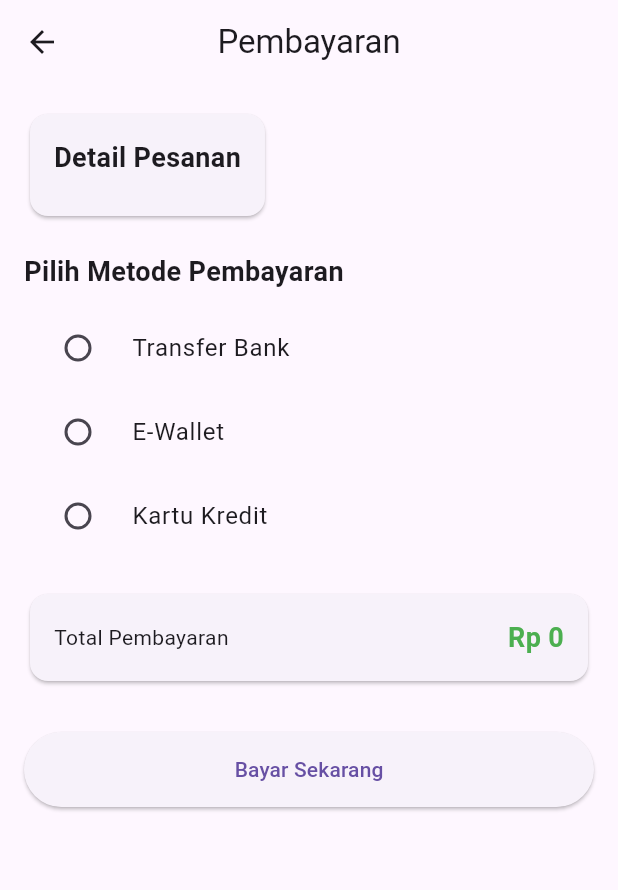
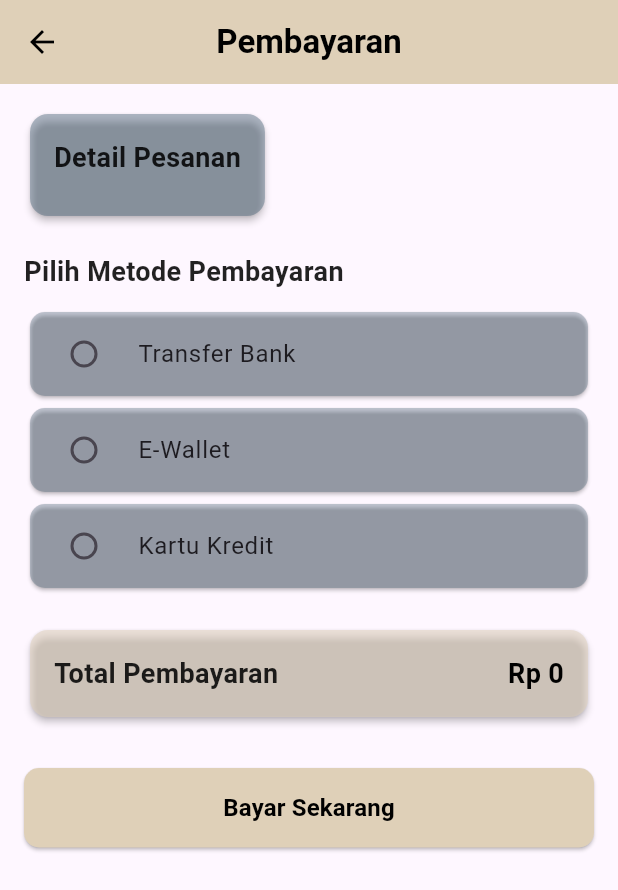
Before and after one commit to admiral-iman/kisah_nusantara_app, a Flutter app: the PaymentView screen opened directly, on a phone screen of 412 x 824 dp. Shown: the top 890 px of the screen. Run offline on Flutter 3.47's test engine with Material 3 defaults, Android fonts, the phone set to English and light mode, and no system bars; our stand-ins replace cloud_firestore, firebase_auth, firebase_core, get, shared_preferences, webview_flutter and 1 more; accounts and stored records are empty.

Commit message:
Update UI

```diff
--- a/lib/app/modules/mycourse/controllers/mycourse_controller.dart
+++ b/lib/app/modules/mycourse/controllers/mycourse_controller.dart
@@ -31,10 +31,7 @@ class MyCourseController extends GetxController {
   }
 
   void editCourse(String courseId) {
-    // Menghapus kelas lama dari keranjang
     toggleCourse(courseId);
-
-    // Mengarahkan pengguna kembali ke halaman pemilihan kelas
     Get.toNamed('/mycourse');
   }
 
--- a/lib/app/modules/mycourse/views/mycourse.dart
+++ b/lib/app/modules/mycourse/views/mycourse.dart
@@ -10,10 +10,12 @@ class MyCoursePage extends StatelessWidget {
   Widget build(BuildContext context) {
     return Scaffold(
       appBar: AppBar(
-        title: const Text('Pilih Kelas Anda'),
+        backgroundColor: const Color(0xFFDFD0B8),
+        title: const Text('Pilih Kelas Anda',
+            style: TextStyle(color: Colors.black)),
         actions: [
           IconButton(
-            icon: const Icon(Icons.shopping_cart),
+            icon: const Icon(Icons.shopping_cart, color: Colors.black),
             onPressed: () {
               Get.to(() => CartPage());
             },
@@ -32,6 +34,7 @@ class MyCoursePage extends StatelessWidget {
                 itemBuilder: (context, index) {
                   final course = controller.courses[index];
                   return Card(
+                    color: const Color(0xFFDFD0B8).withOpacity(0.3),
                     child: ListTile(
                       title: Text(course['name']),
                       subtitle: Text(course['description']),
@@ -55,8 +58,11 @@ class MyCoursePage extends StatelessWidget {
               padding: const EdgeInsets.all(16.0),
               child: Text(
                 'Total kelas dipilih: ${controller.selectedCount}',
-                style:
-                    const TextStyle(fontSize: 18, fontWeight: FontWeight.bold),
+                style: const TextStyle(
+                  fontSize: 18,
+                  fontWeight: FontWeight.bold,
+                  color: Colors.black,
+                ),
               ),
             );
           }),
@@ -73,7 +79,9 @@ class CartPage extends StatelessWidget {
   Widget build(BuildContext context) {
     return Scaffold(
       appBar: AppBar(
-        title: const Text('Keranjang Kelas'),
+        backgroundColor: const Color(0xFFDFD0B8),
+        title: const Text('Keranjang Kelas',
+            style: TextStyle(color: Colors.black)),
       ),
       body: Obx(() {
         if (controller.selectedCourses.isEmpty) {
@@ -86,6 +94,7 @@ class CartPage extends StatelessWidget {
             final course = controller.courses
                 .firstWhere((c) => c['id'] == courseId, orElse: () => {});
             return Card(
+              color: const Color(0xFFDFD0B8).withOpacity(0.3),
               child: ListTile(
                 title: Text(course['name'] ?? 'Nama tidak tersedia'),
                 subtitle:
@@ -94,13 +103,13 @@ class CartPage extends StatelessWidget {
                   mainAxisSize: MainAxisSize.min,
                   children: [
                     IconButton(
-                      icon: const Icon(Icons.edit),
+                      icon: const Icon(Icons.edit, color: Colors.black),
                       onPressed: () {
                         controller.editCourse(courseId);
                       },
                     ),
                     IconButton(
-                      icon: const Icon(Icons.remove_circle),
+                      icon: const Icon(Icons.remove_circle, color: Colors.red),
                       onPressed: () {
                         controller.toggleCourse(courseId);
                       },
@@ -115,6 +124,10 @@ class CartPage extends StatelessWidget {
       bottomNavigationBar: Padding(
         padding: const EdgeInsets.all(16.0),
         child: ElevatedButton(
+          style: ElevatedButton.styleFrom(
+            backgroundColor: const Color(0xFFDFD0B8),
+            foregroundColor: Colors.black,
+          ),
           onPressed: () {
             Get.to(() => PaymentView());
           },
@@ -130,7 +143,8 @@ class PaymentPage extends StatelessWidget {
   Widget build(BuildContext context) {
     return Scaffold(
       appBar: AppBar(
-        title: const Text('Pembayaran'),
+        backgroundColor: const Color(0xFFDFD0B8),
+        title: const Text('Pembayaran', style: TextStyle(color: Colors.black)),
       ),
       body: const Center(
         child: Text('Fitur pembayaran akan dikembangkan lebih lanjut.'),
--- a/lib/app/modules/mycourse/views/payment.dart
+++ b/lib/app/modules/mycourse/views/payment.dart
@@ -11,20 +11,28 @@ class PaymentView extends StatelessWidget {
   Widget build(BuildContext context) {
     return Scaffold(
       appBar: AppBar(
-        title: Text('Pembayaran'),
+        backgroundColor: const Color(0xFFDFD0B8),
+        title: const Text(
+          'Pembayaran',
+          style: TextStyle(
+            color: Colors.black,
+            fontWeight: FontWeight.bold,
+          ),
+        ),
         centerTitle: true,
+        iconTheme: const IconThemeData(color: Colors.black),
       ),
-      body: Padding(
-        padding: EdgeInsets.all(16.0),
+      body: SingleChildScrollView(
+        padding: const EdgeInsets.all(16.0),
         child: Column(
           crossAxisAlignment: CrossAxisAlignment.start,
           children: [
             _buildOrderDetails(),
-            SizedBox(height: 20),
+            const SizedBox(height: 20),
             _buildPaymentMethods(),
-            SizedBox(height: 20),
+            const SizedBox(height: 20),
             _buildTotalPayment(),
-            SizedBox(height: 30),
+            const SizedBox(height: 30),
             _buildPaymentButton()
           ],
         ),
@@ -34,40 +42,47 @@ class PaymentView extends StatelessWidget {
 
   Widget _buildOrderDetails() {
     return Card(
+      color: const Color(0xFF3C5B6F).withOpacity(0.4),
+      elevation: 2,
+      shape: RoundedRectangleBorder(
+        borderRadius: BorderRadius.circular(12),
+      ),
       child: Padding(
-        padding: EdgeInsets.all(16.0),
+        padding: const EdgeInsets.all(16.0),
         child: Column(
           crossAxisAlignment: CrossAxisAlignment.start,
           children: [
-            Text(
+            const Text(
               'Detail Pesanan',
               style: TextStyle(
                 fontSize: 18,
                 fontWeight: FontWeight.bold,
+                color: Colors.black87,
               ),
             ),
-            SizedBox(height: 10),
+            const SizedBox(height: 10),
             Obx(() {
               return Column(
                 children: courseController.selectedCourses.map((courseId) {
                   final course = courseController.courses
                       .firstWhere((c) => c['id'] == courseId, orElse: () => {});
                   return Padding(
-                    padding: EdgeInsets.symmetric(vertical: 4.0),
+                    padding: const EdgeInsets.symmetric(vertical: 4.0),
                     child: Row(
                       mainAxisAlignment: MainAxisAlignment.spaceBetween,
                       children: [
                         Expanded(
                           child: Text(
                             course['name'] ?? 'Nama tidak tersedia',
-                            style: TextStyle(fontSize: 16),
+                            style: const TextStyle(fontSize: 16),
                           ),
                         ),
                         Text(
                           'Rp ${course['price'] ?? '100.000'}',
-                          style: TextStyle(
+                          style: const TextStyle(
                             fontWeight: FontWeight.bold,
                             fontSize: 16,
+                            color: Colors.black87,
                           ),
                         ),
                       ],
@@ -83,49 +98,67 @@ class PaymentView extends StatelessWidget {
   }
 
   Widget _buildPaymentMethods() {
-    return Obx(() => Column(
+    return Column(
       crossAxisAlignment: CrossAxisAlignment.start,
       children: [
-            Text(
+        const Text(
           'Pilih Metode Pembayaran',
           style: TextStyle(
             fontSize: 18,
             fontWeight: FontWeight.bold,
+            color: Colors.black87,
           ),
         ),
-            SizedBox(height: 10),
-            Column(
+        const SizedBox(height: 10),
+        Obx(() => Column(
               children: [
                 _buildPaymentMethodRadio('Transfer Bank'),
                 _buildPaymentMethodRadio('E-Wallet'),
                 _buildPaymentMethodRadio('Kartu Kredit'),
               ],
-            ),
+            )),
       ],
-        ));
+    );
   }
 
   Widget _buildPaymentMethodRadio(String method) {
-    return RadioListTile(
+    return Card(
+      color: const Color(0xFF3C5B6F).withOpacity(0.3),
+      shape: RoundedRectangleBorder(
+        borderRadius: BorderRadius.circular(10),
+      ),
+      child: RadioListTile(
+        activeColor: const Color(0xFFDFD0B8),
         title: Text(method),
         value: method,
         groupValue: controller.selectedPaymentMethod.value,
         onChanged: (value) {
           controller.setPaymentMethod(value.toString());
         },
+      ),
     );
   }
 
   Widget _buildTotalPayment() {
     return Card(
+      color: const Color(0xFFDFD0B8).withOpacity(0.5),
+      elevation: 2,
+      shape: RoundedRectangleBorder(
+        borderRadius: BorderRadius.circular(12),
+      ),
       child: Padding(
-        padding: EdgeInsets.all(16.0),
-        child: Column(
-          children: [
-            Row(
+        padding: const EdgeInsets.all(16.0),
+        child: Row(
           mainAxisAlignment: MainAxisAlignment.spaceBetween,
           children: [
-                Text('Total Pembayaran'),
+            const Text(
+              'Total Pembayaran',
+              style: TextStyle(
+                fontSize: 18,
+                fontWeight: FontWeight.bold,
+                color: Colors.black87,
+              ),
+            ),
             Obx(() {
               double total = 0;
               for (var courseId in courseController.selectedCourses) {
@@ -135,15 +168,13 @@ class PaymentView extends StatelessWidget {
               }
               return Text(
                 'Rp ${total.toStringAsFixed(0)}',
-                    style: TextStyle(
+                style: const TextStyle(
                   fontSize: 18,
                   fontWeight: FontWeight.bold,
-                      color: Colors.green,
+                  color: Colors.black,
                 ),
               );
             }),
-              ],
-            ),
           ],
         ),
       ),
@@ -155,9 +186,20 @@ class PaymentView extends StatelessWidget {
       width: double.infinity,
       child: ElevatedButton(
         onPressed: () => controller.processPayment(),
-        child: Text('Bayar Sekarang'),
         style: ElevatedButton.styleFrom(
-          padding: EdgeInsets.symmetric(vertical: 15),
+          backgroundColor: const Color(0xFFDFD0B8),
+          foregroundColor: Colors.black,
+          padding: const EdgeInsets.symmetric(vertical: 15),
+          shape: RoundedRectangleBorder(
+            borderRadius: BorderRadius.circular(10),
+          ),
+        ),
+        child: const Text(
+          'Bayar Sekarang',
+          style: TextStyle(
+            fontSize: 16,
+            fontWeight: FontWeight.bold,
+          ),
         ),
       ),
     );
```
Lines whose indentation alone changed are shown as unchanged.
